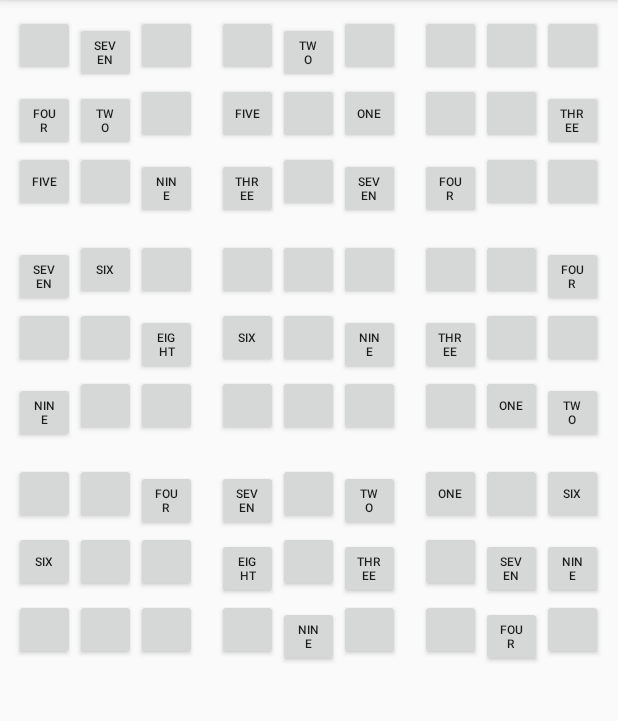
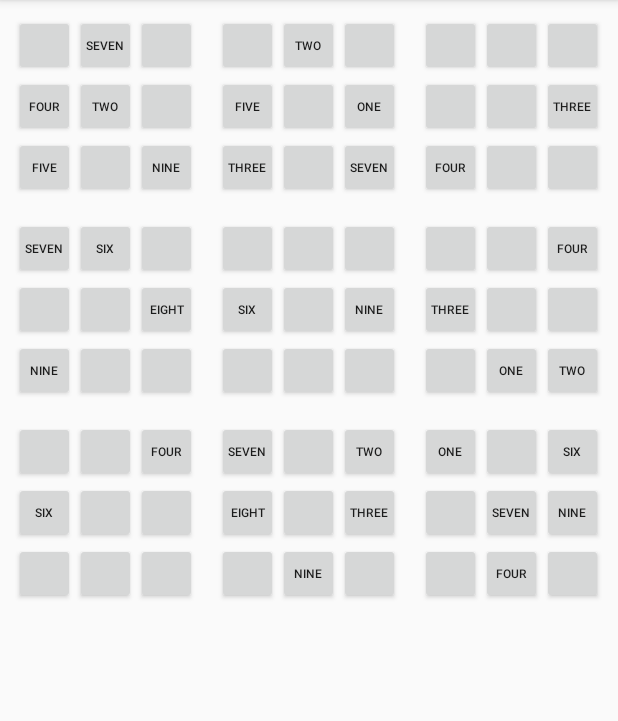
Before and after one commit to andiz-hang/language-sudoku, an Android app: the screen it shows after launch (SudokuActivity), on a phone screen of 412 x 824 dp, the part 84-805 px from its top. Run offline under Robolectric (Android 15) with nearby library versions, the phone set to English and light mode, and no system bars.

Commit message:
We move text padding on buttons.

```diff
--- a/app/src/main/java/com/bignerdranch/android/vocabularysudoku/SudokuActivity.java
+++ b/app/src/main/java/com/bignerdranch/android/vocabularysudoku/SudokuActivity.java
@@ -63,7 +63,7 @@ public class SudokuActivity extends AppCompatActivity {
         for(int i = 0; i<9; i++) {
             final int ii = i;
             mPopUpButtons[i] = new Button(this);
-            mPopUpButtons[i].setText(mLanguage2.Words[i]);
+            mPopUpButtons[i].setText(mLanguage2.Words[i+1]);
             mPopUpButtons[i].setOnClickListener(new View.OnClickListener() {
                 @Override
                 public void onClick(View v) {
@@ -101,12 +101,13 @@ public class SudokuActivity extends AppCompatActivity {
                     mSudokuCells[index].Button.setText("");
                 }
                 else {
-
                     String word = mLanguage1.Words[values[index]];
                     mSudokuCells[index].Button.setText(word);
                     mSudokuCells[index].setLock(true);
                 }
                 mSudokuCells[index].Button.setTextSize(8);
+                mSudokuCells[index].Button.setPadding(0,0,0,0);
+
                 // Create Listener for Button
                 mSudokuCells[index].Button.setOnClickListener(new View.OnClickListener(){
                     @Override
@@ -121,6 +122,7 @@ public class SudokuActivity extends AppCompatActivity {
                 GridLayout.LayoutParams lp = new GridLayout.LayoutParams();
                 lp.width = size.x/10;
                 lp.height = size.x/10;
+
                 if (i==3 || i==6){
                     lp.setMargins(lp.leftMargin,20,lp.rightMargin,0);
                 }
```
